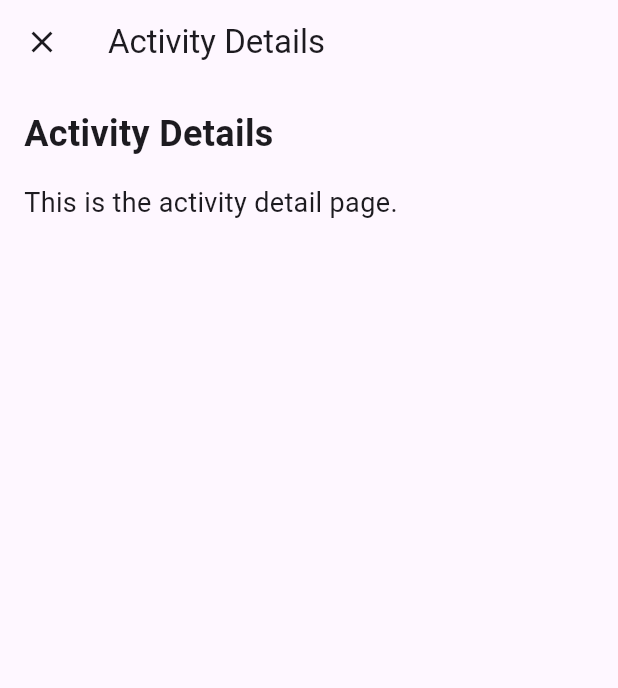
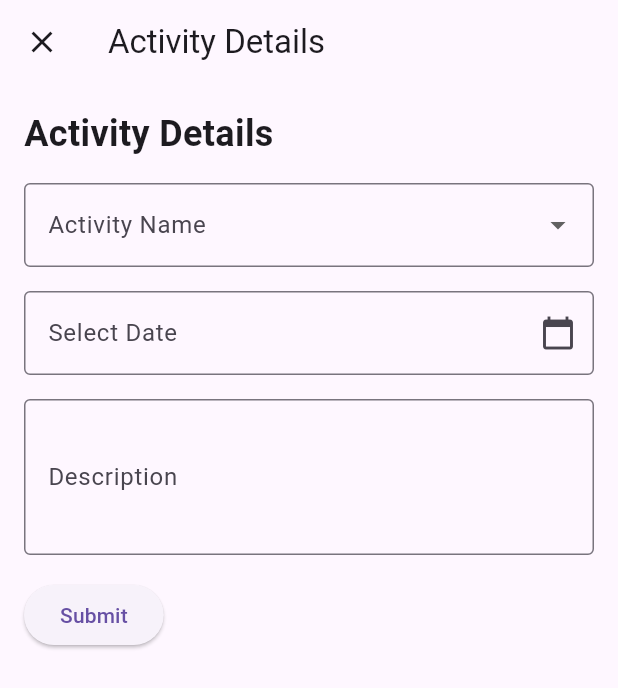
Before and after one commit to Sodality-Company-Limited/learning_app, a Flutter app: the ActivityPage screen opened directly, on a phone screen of 412 x 824 dp. Shown: the top 688 px of the screen. Run offline on Flutter 3.47's test engine with Material 3 defaults, Android fonts, the phone set to English and light mode, and no system bars; our stand-ins replace app_links, carousel_slider, dio, flutter_riverpod, go_router, hive and 2 more; missing offline and left inert: dio_cache_interceptor, dio_cache_interceptor_hive_store, flutter_line_sdk; accounts and stored records are empty; network calls fail.

```diff
--- a/lib/main.dart
+++ b/lib/main.dart
@@ -2,11 +2,26 @@ import 'package:flutter/material.dart';
 import 'package:flutter_riverpod/flutter_riverpod.dart';
 import './routers/go_router_provider.dart';
 import 'package:flutter_line_sdk/flutter_line_sdk.dart';
+import 'package:hive/hive.dart';
+import 'package:hive_flutter/hive_flutter.dart';
+import 'package:app_links/app_links.dart';
+import 'package:flutter/services.dart';
+import 'dart:async';
 // import 'package:firebase_core/firebase_core.dart';
+
+Future<String?> startUri() async {
+  const MethodChannel channel = MethodChannel('myapp/deeplink');
+  try {
+    return await channel.invokeMethod('initialLink');
+  } on PlatformException catch (e) {
+    return "Failed to Invoke: '${e.message}'.";
+  }
+}
 
 void main() async {
   WidgetsFlutterBinding.ensureInitialized();
   // await Firebase.initializeApp();
+  await Hive.initFlutter();
   runApp(const ProviderScope(child: MyApp()));
 }
 
@@ -18,6 +33,15 @@ class MyApp extends ConsumerStatefulWidget {
 }
 
 class _MyAppState extends ConsumerState<MyApp> {
+  StreamSubscription<Uri?>? _sub;
+  String gQueryString = "";
+  bool gIsOpenAppDeeplink = false;
+  bool gIsDeeplink = false;
+  // Uri? _initialUri;
+  // Uri? _currentUri;
+  // Object? _err;
+  // late AppLinks _appLinks;
+
   void lineSDKInit() async {
     await LineSDK.instance.setup("2006066473").then((_) {
       print('lineSDKInit');
@@ -31,6 +55,12 @@ class _MyAppState extends ConsumerState<MyApp> {
   }
 
   @override
+  void dispose() {
+    _sub?.cancel();
+    super.dispose();
+  }
+
+  @override
   Widget build(BuildContext context) {
     final goRouter = ref.watch(goRouterProvider);
 
--- a/lib/pages/activity_page.dart
+++ b/lib/pages/activity_page.dart
@@ -1,6 +1,35 @@
 import 'package:flutter/material.dart';
+import 'package:intl/intl.dart';
 
-class ActivityPage extends StatelessWidget {
+class ActivityPage extends StatefulWidget {
+  @override
+  _ActivityPageState createState() => _ActivityPageState();
+}
+
+class _ActivityPageState extends State<ActivityPage> {
+  final _formKey = GlobalKey<FormState>();
+  final List<String> activityNames = [
+    'Running',
+    'Cycling',
+    'Swimming',
+    'Hiking'
+  ];
+  DateTime? selectedDate;
+
+  Future<void> _selectDate(BuildContext context) async {
+    final DateTime? pickedDate = await showDatePicker(
+      context: context,
+      initialDate: selectedDate ?? DateTime.now(),
+      firstDate: DateTime(2000),
+      lastDate: DateTime(2101),
+    );
+    if (pickedDate != null && pickedDate != selectedDate) {
+      setState(() {
+        selectedDate = pickedDate;
+      });
+    }
+  }
+
   @override
   Widget build(BuildContext context) {
     return Scaffold(
@@ -8,12 +37,13 @@ class ActivityPage extends StatelessWidget {
         title: Text('Activity Details'),
         leading: IconButton(
           icon: Icon(Icons.close),
-          onPressed: () =>
-              Navigator.of(context).pop(), // Close button to dismiss the modal
+          onPressed: () => Navigator.of(context).pop(),
         ),
       ),
       body: Padding(
         padding: const EdgeInsets.all(16.0),
+        child: Form(
+          key: _formKey,
           child: Column(
             crossAxisAlignment: CrossAxisAlignment.start,
             children: [
@@ -22,11 +52,69 @@ class ActivityPage extends StatelessWidget {
                 style: TextStyle(fontSize: 24, fontWeight: FontWeight.bold),
               ),
               SizedBox(height: 16),
-            Text(
-              'This is the activity detail page.',
-              style: TextStyle(fontSize: 18),
+              DropdownButtonFormField<String>(
+                decoration: InputDecoration(
+                  labelText: 'Activity Name',
+                  border: OutlineInputBorder(),
+                ),
+                items: activityNames.map((String activity) {
+                  return DropdownMenuItem<String>(
+                    value: activity,
+                    child: Text(activity),
+                  );
+                }).toList(),
+                onChanged: (value) {},
+                validator: (value) {
+                  if (value == null || value.isEmpty) {
+                    return 'Please select an activity';
+                  }
+                  return null;
+                },
+              ),
+              SizedBox(
+                height: 16,
+              ),
+              TextFormField(
+                readOnly: true,
+                decoration: InputDecoration(
+                  labelText: 'Select Date',
+                  border: OutlineInputBorder(),
+                  suffixIcon: Icon(Icons.calendar_today),
+                ),
+                onTap: () => _selectDate(context),
+                controller: TextEditingController(
+                  text: selectedDate == null
+                      ? ''
+                      : DateFormat('yyyy-MM-dd').format(selectedDate!),
+                ),
+              ),
+              SizedBox(height: 16),
+              TextFormField(
+                decoration: InputDecoration(
+                  labelText: 'Description',
+                  border: OutlineInputBorder(),
+                ),
+                maxLines: 3,
+                validator: (value) {
+                  if (value == null || value.isEmpty) {
+                    return 'Please enter a description';
+                  }
+                  return null;
+                },
+              ),
+              const SizedBox(height: 16),
+              ElevatedButton(
+                onPressed: () {
+                  if (_formKey.currentState?.validate() == true) {
+                    ScaffoldMessenger.of(context).showSnackBar(
+                      SnackBar(content: Text('Processing Data')),
+                    );
+                  }
+                },
+                child: Text('Submit'),
               ),
             ],
+          ),
         ),
       ),
     );
--- a/lib/pages/based_page.dart
+++ b/lib/pages/based_page.dart
@@ -1,4 +1,5 @@
 import 'package:flutter/material.dart';
+import 'package:learning_app/pages/dio_page.dart';
 import 'package:learning_app/pages/home_page.dart';
 import 'package:learning_app/pages/line_login_page.dart';
 import 'package:learning_app/pages/post_page.dart';
@@ -17,7 +18,8 @@ class _MainPageState extends State<MainPage> {
     const HomePage(),
     const PostPage(),
     LineLoginPage(),
-    EventGridPage()
+    DioPage()
+    // EventGridPage()
   ];
 
   void _onPageChanged(int index) {
--- a/lib/pages/event_page.dart
+++ b/lib/pages/event_page.dart
@@ -24,7 +24,7 @@ class EventGridPage extends StatelessWidget {
       ),
       body: Padding(
         padding: const EdgeInsets.all(12.0),
-        child: EventGrid(events: events), // Use the EventGrid widget
+        child: EventGrid(events: events),
       ),
     );
   }
```
Also changed, not shown: lib/api/base.dart (added, +47 -0 lines), lib/pages/dio_page.dart (added, +64 -0 lines), lib/pages/home_page.dart (+36 -1 lines), lib/pages/line_login_page.dart (+35 -6 lines), lib/routers/go_router_provider.dart (+10 -0 lines), pubspec.yaml (+9 -0 lines), pubspec.lock, 7 other files. Lines whose indentation alone changed are shown as unchanged.
